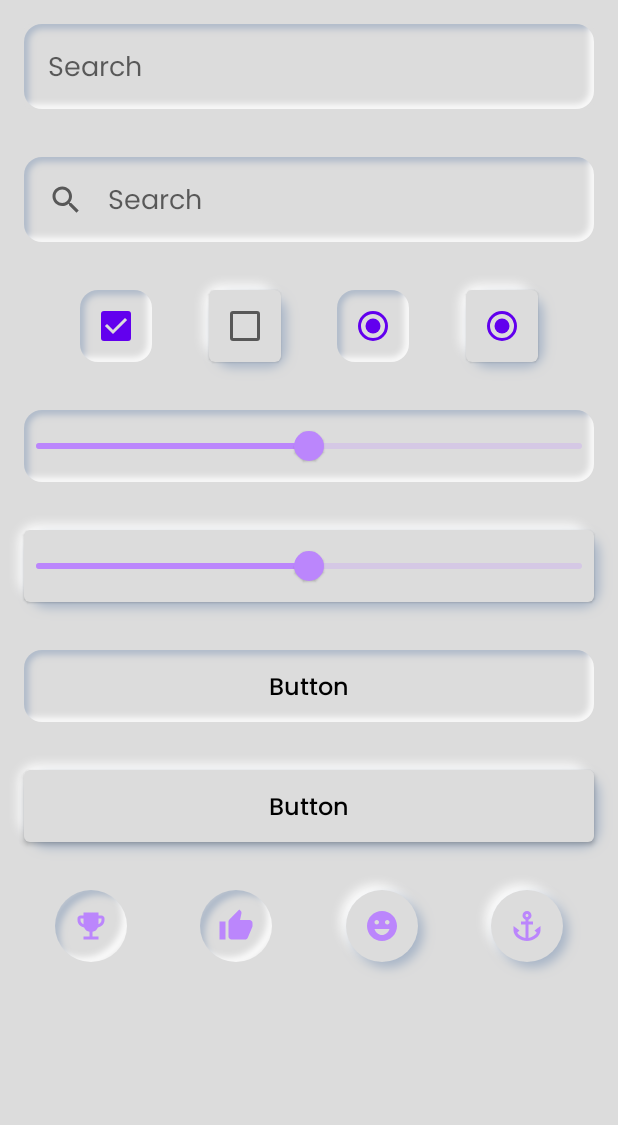
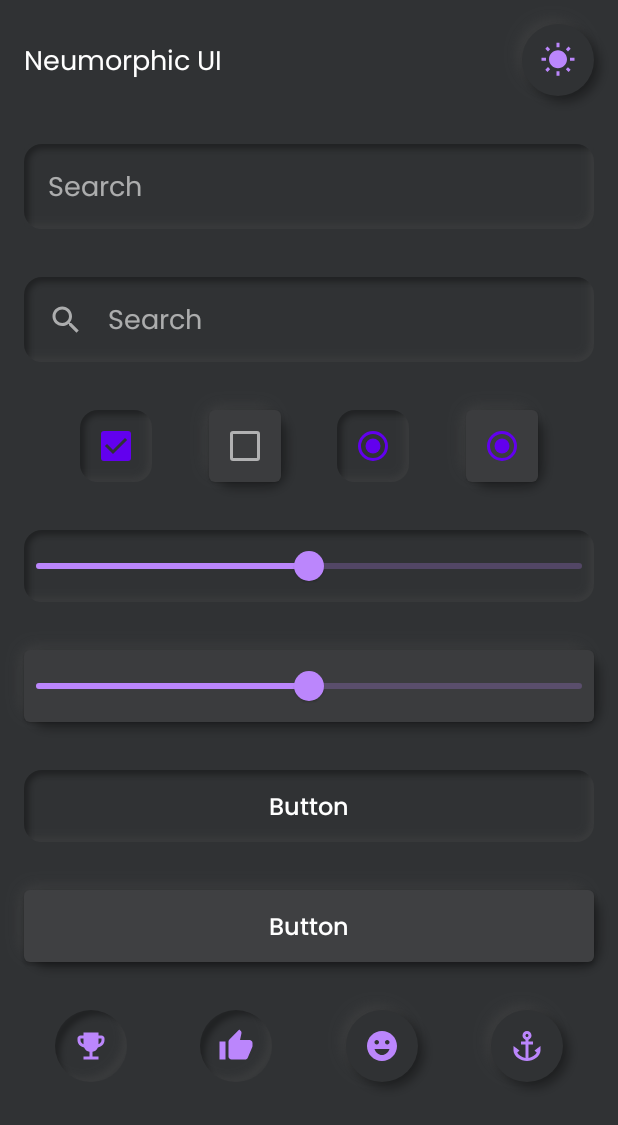
Before and after one commit to sridhar-sp/compose-neumorphism, an Android app built with Jetpack Compose: the screen it shows after launch (MainActivity), on a phone screen of 412 x 824 dp. Shown: the top 1125 px of the screen. Run offline under Robolectric (Android 15) with nearby library versions, the phone set to English and light mode, and no system bars.

Commit message:
Add dark mode

```diff
--- a/app/src/main/java/com/gandiva/neumorphism/MainActivity.kt
+++ b/app/src/main/java/com/gandiva/neumorphism/MainActivity.kt
@@ -3,7 +3,9 @@ package com.gandiva.neumorphism
 import android.os.Bundle
 import androidx.activity.ComponentActivity
 import androidx.activity.compose.setContent
+import androidx.annotation.DrawableRes
 import androidx.compose.foundation.Image
+import androidx.compose.foundation.clickable
 import androidx.compose.foundation.layout.*
 import androidx.compose.foundation.rememberScrollState
 import androidx.compose.foundation.shape.RoundedCornerShape
@@ -29,8 +31,18 @@ class MainActivity : ComponentActivity() {
     override fun onCreate(savedInstanceState: Bundle?) {
         super.onCreate(savedInstanceState)
         setContent {
-            NeumorphismTheme(darkTheme = false) {
+            var isDarkTheme by remember {
+                mutableStateOf(true)
+            }
+            NeumorphismTheme(isDarkTheme = isDarkTheme) {
                 Surface(modifier = Modifier.fillMaxSize()) {
+                    Column {
+                        TitleWithThemeToggle(
+                            title = getString(R.string.app_name),
+                            isDarkTheme = isDarkTheme
+                        ) {
+                            isDarkTheme = !isDarkTheme
+                        }
                         Column(
                             modifier = Modifier
                                 .fillMaxSize()
@@ -47,8 +59,32 @@ class MainActivity : ComponentActivity() {
                             CircleActionButton()
                         }
                     }
+
                 }
             }
+        }
+    }
+}
+
+@Composable
+fun TitleWithThemeToggle(title: String, isDarkTheme: Boolean, onThemeToggle: () -> Unit) {
+    Row(
+        verticalAlignment = Alignment.CenterVertically
+    ) {
+        Text(
+            modifier = Modifier
+                .weight(1f)
+                .padding(horizontal = defaultWidgetPadding),
+            text = title,
+            style = AppTextStyle.body1(), maxLines = 1
+        )
+        ImageButton(
+            modifier = Modifier.padding(defaultWidgetPadding),
+            drawableResId = if (isDarkTheme) R.drawable.ic_baseline_light_mode
+            else R.drawable.ic_baseline_dark_mode_24,
+            contentDescription = "Toggle theme",
+            onClick = onThemeToggle
+        )
     }
 }
 
@@ -122,7 +158,7 @@ fun PlainInputBox() {
             ) {
                 Icon(painter = painterResource(id = R.drawable.ic_baseline_search_24), contentDescription = "Search")
                 Spacer(modifier = Modifier.size(16.dp))
-                Text(text = "Search", style = AppTextStyle.body1Hint(), maxLines = 2)
+                Text(text = "Search", style = AppTextStyle.body1Hint())
             }
         },
     )
@@ -396,12 +432,41 @@ fun CircleActionButton() {
     }
 }
 
+@Composable
+fun ImageButton(
+    modifier: Modifier,
+    @DrawableRes drawableResId: Int,
+    contentDescription: String = "",
+    onClick: () -> Unit
+) {
+    Card(
+        modifier = modifier
+            .size(48.dp)
+            .neu(
+                lightShadowColor = AppColors.lightShadow(),
+                darkShadowColor = AppColors.darkShadow(),
+                shadowElevation = defaultElevation,
+                lightSource = LightSource.LEFT_TOP,
+                shape = Flat(Oval),
+            ),
+        elevation = 0.dp,
+        shape = RoundedCornerShape(24.dp),
+    ) {
+        Image(
+            modifier = Modifier.clickable(true, onClick = onClick),
+            painter = painterResource(id = drawableResId),
+            contentDescription = contentDescription,
+            contentScale = ContentScale.Inside,
+            colorFilter = ColorFilter.tint(MaterialTheme.colors.primary)
+        )
+    }
+}
+
 @Preview
 @Composable
 fun Dropdown() {
     var expanded by remember { mutableStateOf(false) }
     val items = listOf("A", "B", "C", "D", "E", "F")
-    val disabledValue = "B"
     var selectedIndex by remember { mutableStateOf(0) }
     Box(
         modifier = Modifier
--- a/app/src/main/java/com/gandiva/neumorphism/ui/theme/Color.kt
+++ b/app/src/main/java/com/gandiva/neumorphism/ui/theme/Color.kt
@@ -8,18 +8,24 @@ import androidx.compose.ui.graphics.Color
 object AppColors {
     val Purple200 = Color(0xFFBB86FC)
     val Purple500 = Color(0xFF6200EE)
-    val Purple700 = Color(0xFF3700B3)
-    val Teal200 = Color(0xFF03DAC5)
 
-    val Gainsboro = Color(0xFFDCDCDC)
+    object Light {
+        val Background = Color(0xFFDCDCDC)
+        val LightShadow = Color(0xFFFFFFFF)
+        val DarkShadow = Color(0xFFA8B5C7)
+        val TextColor = Color.Black
+    }
 
-    val LightShadow = Color(0xFFFFFFFF)
-    val DarkShadow = Color(0xFFA8B5C7)
-
+    object Dark {
+        val Background = Color(0xFF303234)
+        val LightShadow = Color(0x66494949)
+        val DarkShadow = Color(0x66000000)
+        val TextColor = Color.White
+    }
 
     @Composable
-    fun lightShadow() = if (MaterialTheme.colors.isLight) Color.White else LightShadow
+    fun lightShadow() = if (MaterialTheme.colors.isLight) Light.LightShadow else Dark.LightShadow
 
     @Composable
-    fun darkShadow() = if (MaterialTheme.colors.isLight) DarkShadow else DarkShadow
+    fun darkShadow() = if (MaterialTheme.colors.isLight) Light.DarkShadow else Dark.DarkShadow
 }
--- a/app/src/main/java/com/gandiva/neumorphism/ui/theme/Theme.kt
+++ b/app/src/main/java/com/gandiva/neumorphism/ui/theme/Theme.kt
@@ -9,46 +9,31 @@ import androidx.compose.ui.graphics.Color
 
 private val DarkColorPalette = darkColors(
     primary = AppColors.Purple200,
-    primaryVariant = AppColors.Purple700,
-    secondary = AppColors.Teal200,
+    onPrimary = Color.White,
 
-//    background = WidgetBackground,
-//    surface = WidgetBackground,
-////    onPrimary = Color.White,
-////    onSecondary = Color.Black,
-//    onBackground = Color.White,
-//    onSurface = Color.White,
+    secondary = AppColors.Purple500,
+
+    background = AppColors.Dark.Background,
+    onBackground = Color.White,
+    surface = AppColors.Dark.Background,
+    onSurface = Color.White,
 )
 
 private val LightColorPalette = lightColors(
     primary = AppColors.Purple200,
     onPrimary = Color.Black,
 
-//    primaryVariant = AppColors.Purple700,
-//    secondaryVariant = AppColors.WidgetBackground,
     secondary = AppColors.Purple500,
-//    onSecondary = AppColors.WidgetBackground,
 
-
-    background = AppColors.Gainsboro,
+    background = AppColors.Light.Background,
     onBackground = Color.Black,
-    surface = AppColors.Gainsboro,
+    surface = AppColors.Light.Background,
     onSurface = Color.Black,
-
-//    error = Color(0xFFB00020),
-//    onPrimary = Color.Black,
-//    onError = Color.Black,
-
-//    onPrimary = Color.White,
-//    onSecondary = Color.Black,
-//    onBackground = Color.Black,
-//    onSurface = Color.Black,
-//    onError = Color.White
 )
 
 @Composable
-fun NeumorphismTheme(darkTheme: Boolean = isSystemInDarkTheme(), content: @Composable() () -> Unit) {
-    val colors = if (darkTheme) {
+fun NeumorphismTheme(isDarkTheme: Boolean = isSystemInDarkTheme(), content: @Composable() () -> Unit) {
+    val colors = if (isDarkTheme) {
         DarkColorPalette
     } else {
         LightColorPalette
@@ -56,7 +41,7 @@ fun NeumorphismTheme(darkTheme: Boolean = isSystemInDarkTheme(), content: @Compo
 
     MaterialTheme(
         colors = colors,
-        typography = Typography,
+        typography = getTypography(isDarkTheme),
         shapes = Shapes,
         content = content
     )
--- a/app/src/main/java/com/gandiva/neumorphism/ui/theme/Type.kt
+++ b/app/src/main/java/com/gandiva/neumorphism/ui/theme/Type.kt
@@ -1,5 +1,6 @@
 package com.gandiva.neumorphism.ui.theme
 
+import androidx.compose.material.ContentAlpha
 import androidx.compose.material.MaterialTheme
 import androidx.compose.material.Typography
 import androidx.compose.runtime.Composable
@@ -36,29 +37,36 @@ private val fontFamily = FontFamily(
     )
 )
 
-// Set of Material typography styles to start with
-val Typography = Typography(
+fun getTypography(isDarkTheme: Boolean): Typography {
+    val textColor = if (isDarkTheme) AppColors.Dark.TextColor else AppColors.Light.TextColor
+    return Typography(
         body1 = TextStyle(
             fontFamily = fontFamily,
             fontWeight = FontWeight.Normal,
-        fontSize = 18.sp
+            fontSize = 18.sp,
+            color = textColor
         ),
         body2 = TextStyle(
             fontFamily = fontFamily,
             fontWeight = FontWeight.Normal,
-        fontSize = 16.sp
+            fontSize = 16.sp,
+            color = textColor
         ),
         button = TextStyle(
             fontFamily = fontFamily,
             fontWeight = FontWeight.W500,
-        fontSize = 16.sp
+            fontSize = 16.sp,
+            color = textColor
         ),
         caption = TextStyle(
             fontFamily = fontFamily,
             fontWeight = FontWeight.Normal,
-        fontSize = 12.sp
+            fontSize = 12.sp,
+            color = textColor
         )
     )
+
+}
 
 object AppTextStyle {
 
@@ -67,17 +75,7 @@ object AppTextStyle {
 
     @Composable
     fun body1Hint() = body1().also {
-        return it.copy(color = it.color.copy(alpha = 0.6f))
-    }
-
-    @Composable
-    fun aaa() {
-        body1().also {
-            it.copy(color = it.color.copy(alpha = 0.8f))
-        }
-        with(body1()) {
-            copy(color = color.copy(alpha = 0.8f))
-        }
+        return it.copy(color = it.color.copy(alpha = ContentAlpha.medium))
     }
 
     @Composable
--- /dev/null
+++ b/app/src/main/res/drawable/ic_baseline_dark_mode_24.xml
@@ -0,0 +1,10 @@
+<vector xmlns:android="http://schemas.android.com/apk/res/android"
+    android:width="24dp"
+    android:height="24dp"
+    android:viewportWidth="24"
+    android:viewportHeight="24"
+    android:tint="?attr/colorControlNormal">
+  <path
+      android:fillColor="@android:color/white"
+      android:pathData="M12,3c-4.97,0 -9,4.03 -9,9s4.03,9 9,9s9,-4.03 9,-9c0,-0.46 -0.04,-0.92 -0.1,-1.36c-0.98,1.37 -2.58,2.26 -4.4,2.26c-2.98,0 -5.4,-2.42 -5.4,-5.4c0,-1.81 0.89,-3.42 2.26,-4.4C12.92,3.04 12.46,3 12,3L12,3z"/>
+</vector>
--- /dev/null
+++ b/app/src/main/res/drawable/ic_baseline_light_mode.xml
@@ -0,0 +1,10 @@
+<vector xmlns:android="http://schemas.android.com/apk/res/android"
+    android:width="24dp"
+    android:height="24dp"
+    android:viewportWidth="24"
+    android:viewportHeight="24"
+    android:tint="?attr/colorControlNormal">
+  <path
+      android:fillColor="@android:color/white"
+      android:pathData="M6.76,4.84l-1.8,-1.79 -1.41,1.41 1.79,1.79 1.42,-1.41zM4,10.5L1,10.5v2h3v-2zM13,0.55h-2L11,3.5h2L13,0.55zM20.45,4.46l-1.41,-1.41 -1.79,1.79 1.41,1.41 1.79,-1.79zM17.24,18.16l1.79,1.8 1.41,-1.41 -1.8,-1.79 -1.4,1.4zM20,10.5v2h3v-2h-3zM12,5.5c-3.31,0 -6,2.69 -6,6s2.69,6 6,6 6,-2.69 6,-6 -2.69,-6 -6,-6zM11,22.45h2L13,19.5h-2v2.95zM3.55,18.54l1.41,1.41 1.79,-1.8 -1.41,-1.41 -1.79,1.8z"/>
+</vector>
--- a/app/src/main/res/values/strings.xml
+++ b/app/src/main/res/values/strings.xml
@@ -1,3 +1,3 @@
 <resources>
-    <string name="app_name">Neumorphism</string>
+    <string name="app_name">Neumorphic UI</string>
 </resources>
```
Lines whose indentation alone changed are shown as unchanged.
